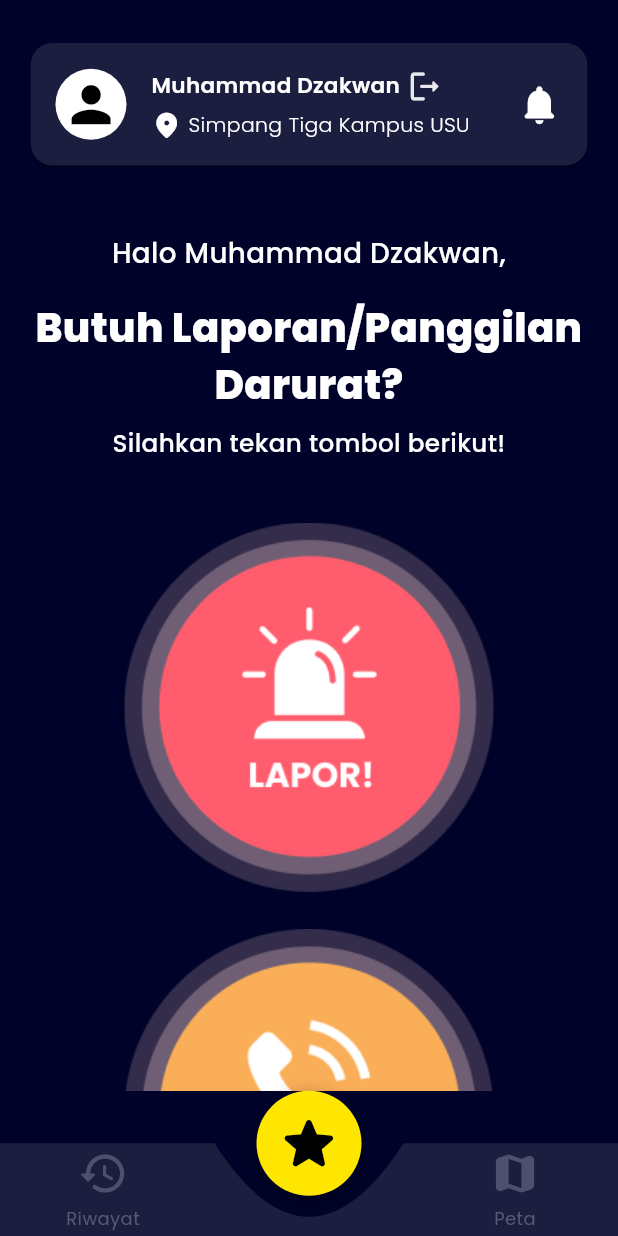
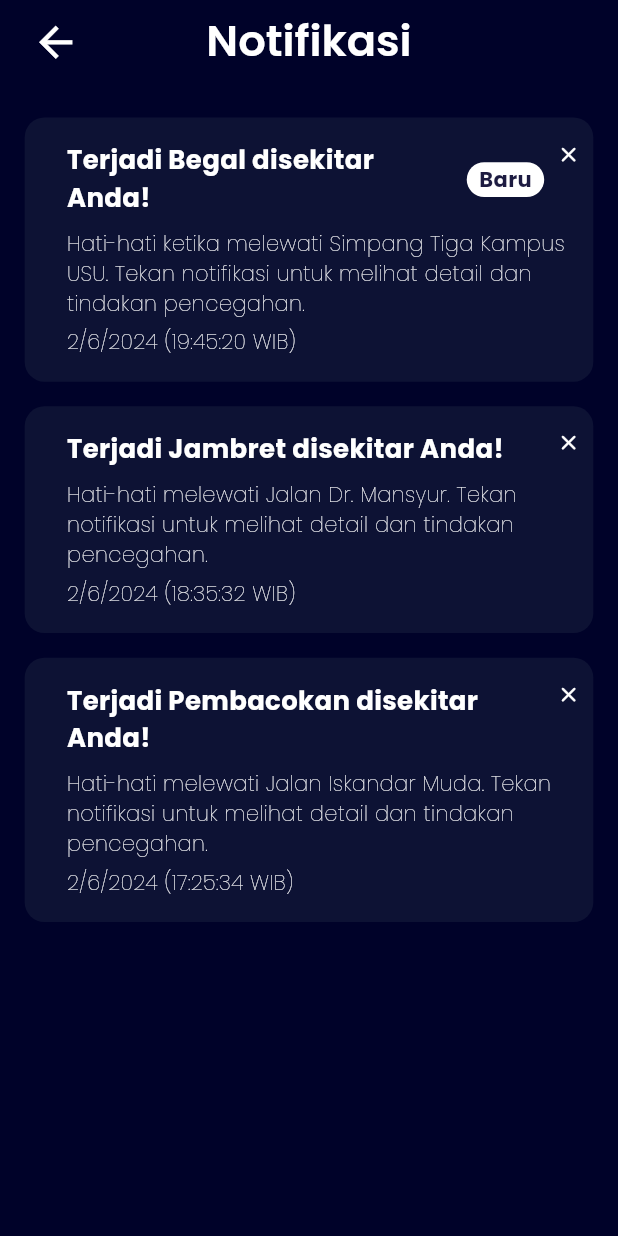
Before and after one commit to MuhammadSyukronJazila-231401007/vigilanter_flutter, a Flutter app: the HomeScreen screen opened by its route, after a tap on the "notifications" icon, on a phone screen of 412 x 824 dp. Run offline on Flutter 3.47's test engine with Material 3 defaults, Android fonts, the light colour scheme and no system bars; our stand-ins replace go_router.

Commit message:
feat: add Account and Notification screen

```diff
--- a/lib/config/router.dart
+++ b/lib/config/router.dart
@@ -1,5 +1,6 @@
 import 'package:flutter/material.dart';
 import 'package:go_router/go_router.dart';
+import 'package:vigilanter_flutter/screens/notifikasi_screen.dart';
 
 import '../screens/splash.dart';
 import '../screens/signin.dart';
@@ -20,6 +21,7 @@ class AppRoutes {
   static const setting = '/setting';
   static const home = '/home';
   static const peta = '/peta';
+  static const notifikasi = '/notifikasi';
 }
 
 GoRouter createRouter() {
@@ -48,6 +50,10 @@ GoRouter createRouter() {
       GoRoute(
         path: AppRoutes.deskripsiLaporan,
         builder: (context, state) => const DetailLaporan(),
+      ),
+      GoRoute(
+        path: AppRoutes.notifikasi,
+        builder: (context, state) => const NotifikasiScreen(),
       ),
 
       // Shell dengan bottom nav
--- /dev/null
+++ b/lib/data/data_notifikasi.dart
@@ -0,0 +1,37 @@
+class NotificationItem {
+  final String title;
+  final String message;
+  final String label;
+  final String dateTime;
+
+  NotificationItem({
+    required this.title,
+    required this.message,
+    required this.label,
+    required this.dateTime,
+  });
+}
+
+List<NotificationItem> notifikasi = [
+  NotificationItem(
+    title: 'Terjadi Begal disekitar Anda!',
+    message:
+    'Hati-hati ketika melewati Simpang Tiga Kampus USU. Tekan notifikasi untuk melihat detail dan tindakan pencegahan.',
+    label: 'Baru',
+    dateTime: '2/6/2024 (19:45:20 WIB)',
+  ),
+  NotificationItem(
+    title: 'Terjadi Jambret disekitar Anda!',
+    message:
+    'Hati-hati melewati Jalan Dr. Mansyur. Tekan notifikasi untuk melihat detail dan tindakan pencegahan.',
+    label: '',
+    dateTime: '2/6/2024 (18:35:32 WIB)',
+  ),
+  NotificationItem(
+    title: 'Terjadi Pembacokan disekitar Anda!',
+    message:
+    'Hati-hati melewati Jalan Iskandar Muda. Tekan notifikasi untuk melihat detail dan tindakan pencegahan.',
+    label: '',
+    dateTime: '2/6/2024 (17:25:34 WIB)',
+  ),
+];
--- a/lib/screens/home_screen.dart
+++ b/lib/screens/home_screen.dart
@@ -1,5 +1,7 @@
 import 'package:flutter/material.dart';
+import 'package:go_router/go_router.dart';
 import 'package:vigilanter_flutter/services/dialog_service.dart';
+import '../config/router.dart';
 import '../theme/app_colors.dart';
 
 class HomeScreen extends StatelessWidget {
@@ -117,7 +119,7 @@ class HomeScreen extends StatelessWidget {
                           alignment: Alignment.center,
                           child: GestureDetector(
                             onTap: () {
-                              // TODO: Handle notification
+                              context.go(AppRoutes.notifikasi);
                             },
                             child: Icon(
                               Icons.notifications_rounded,
--- /dev/null
+++ b/lib/screens/notifikasi_screen.dart
@@ -0,0 +1,53 @@
+import 'package:flutter/material.dart';
+import 'package:go_router/go_router.dart';
+import 'package:vigilanter_flutter/config/router.dart';
+
+import '../theme/app_colors.dart';
+import '../widgets/notifikasi_list.dart';
+
+
+class NotifikasiScreen extends StatefulWidget {
+  const NotifikasiScreen({super.key});
+
+  @override
+  State<NotifikasiScreen> createState() => _NotifikasiScreenState();
+}
+
+class _NotifikasiScreenState extends State<NotifikasiScreen> {
+
+
+  @override
+  Widget build(BuildContext context) {
+    final screenWidth = MediaQuery.of(context).size.width;
+    final appBarHeight = screenWidth * 0.15;
+
+    return Scaffold(
+      backgroundColor: AppColors.biruVigilanter,
+      appBar: PreferredSize(
+        preferredSize: Size.fromHeight(appBarHeight),
+        child: AppBar(
+          backgroundColor: const Color(0xFF000229),
+          elevation: 0,
+          leadingWidth: screenWidth * 0.12,
+          leading: IconButton(
+            padding: EdgeInsets.symmetric(
+                horizontal: screenWidth * 0.05
+            ),
+            icon: Icon(Icons.arrow_back,
+                size: screenWidth * 0.08,
+                color: Colors.white),
+            onPressed: () {
+              context.go(AppRoutes.home);
+            },
+          ),
+          title: Text(
+            'Notifikasi',
+            style: TextStyle(fontWeight: FontWeight.w600, fontSize: screenWidth * 0.07, color: Colors.white),
+          ),
+          centerTitle: true,
+        ),
+      ),
+      body: const NotifikasiList(),
+    );
+  }
+}
--- /dev/null
+++ b/lib/widgets/notifikasi_list.dart
@@ -0,0 +1,138 @@
+import 'package:flutter/material.dart';
+import '';
+import '../data/data_notifikasi.dart';
+
+class NotifikasiList extends StatefulWidget {
+  const NotifikasiList({Key? key}) : super(key: key);
+
+  @override
+  State<NotifikasiList> createState() => _NotificationListState();
+}
+
+class _NotificationListState extends State<NotifikasiList> {
+  late List<NotificationItem> _notifications;
+
+  @override
+  void initState() {
+    super.initState();
+    _notifications = List.from(notifikasi);
+  }
+
+  void _removeNotification(int index) {
+    setState(() {
+      _notifications.removeAt(index);
+    });
+  }
+
+  @override
+  Widget build(BuildContext context) {
+    final padding = MediaQuery.of(context).size.width * 0.04;
+    final crossSize = MediaQuery.of(context).size.width * 0.04;
+    final fontTitleSize = MediaQuery.of(context).size.width * 0.042;
+    final fontMessageSize = MediaQuery.of(context).size.width * 0.034;
+
+    return ListView.builder(
+      padding: EdgeInsets.all(padding),
+      itemCount: _notifications.length,
+      itemBuilder: (context, index) {
+        final notification = _notifications[index];
+        return GestureDetector(
+          onTap: (){
+            //TODO: navigate to detail notifikasi
+          },
+          child: Container(
+            margin: EdgeInsets.only(bottom: padding),
+            padding: EdgeInsets.only(
+              bottom: padding,
+              top: padding,
+                left: padding * 1.7,
+              right: padding * 0.5
+            ),
+            decoration: BoxDecoration(
+              color: const Color(0xFF0D1234),
+              borderRadius: BorderRadius.circular(padding * 0.8),
+            ),
+            child: Column(
+              crossAxisAlignment: CrossAxisAlignment.start,
+              children: [
+                // Header
+                Row(
+                  crossAxisAlignment: CrossAxisAlignment.start,
+                  children: [
+                    Expanded(
+                      child: Row(
+                        children: [
+                          Flexible(
+                          child: Text(
+                          notification.title,
+                          style: TextStyle(
+                            fontWeight: FontWeight.bold,
+                            fontSize: fontTitleSize,
+                            color: Colors.white,
+                          ),
+                          maxLines: null,
+                          overflow: TextOverflow.visible,
+                        ),
+                      ),
+                            SizedBox(width: padding * 0.3,),
+                          //Tulisan "Baru"
+                          //TODO: Function
+
+                          if (notification.label.isNotEmpty)
+                            Container(
+                              padding: EdgeInsets.symmetric(
+                                horizontal: padding * 0.5,
+                                vertical: padding * 0.1,
+                              ),
+                              decoration: BoxDecoration(
+                                color: Colors.white,
+                                borderRadius: BorderRadius.circular(padding * 2),
+                              ),
+                              child: Text(
+                                notification.label,
+                                style: TextStyle(
+                                  fontSize: fontMessageSize,
+                                  fontWeight: FontWeight.bold,
+                                  color: const Color(0xFF1D1B41), // warna huruf hitam ke biru tua
+                                ),
+                              ),
+                            ),
+                        ],
+                      ),
+                    ),
+                    SizedBox(width: 8),
+
+                    GestureDetector(
+                      onTap: () => _removeNotification(index),
+                      child: Icon(
+                        Icons.close_rounded,
+                        size: crossSize,
+                        color: Colors.white,
+                      ),
+                    ),
+                  ],
+                ),
+                //Pesan
+                SizedBox(height: padding * 0.45),
+                Text(
+                  notification.message,
+                  style: TextStyle(
+                      fontSize: fontMessageSize, color: Colors.white, fontWeight: FontWeight.w200),
+                ),
+                SizedBox(height: padding * 0.35),
+                //Waktu kejadian
+                Text(
+                  notification.dateTime,
+                  style: TextStyle(
+                    fontSize: fontMessageSize,
+                      color: Colors.white, fontWeight: FontWeight.w200
+                  ),
+                ),
+              ],
+            ),
+          ),
+        );
+      },
+    );
+  }
+}
```
Also changed, not shown: lib/screens/account_screen.dart (added, +197 -0 lines).
